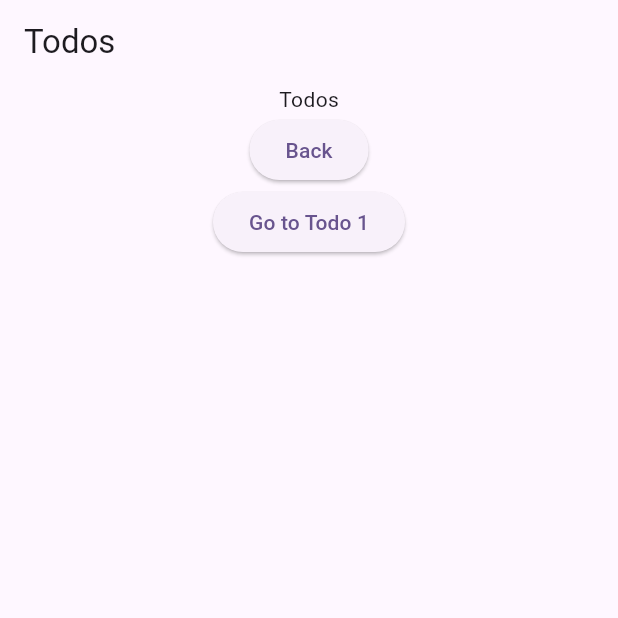
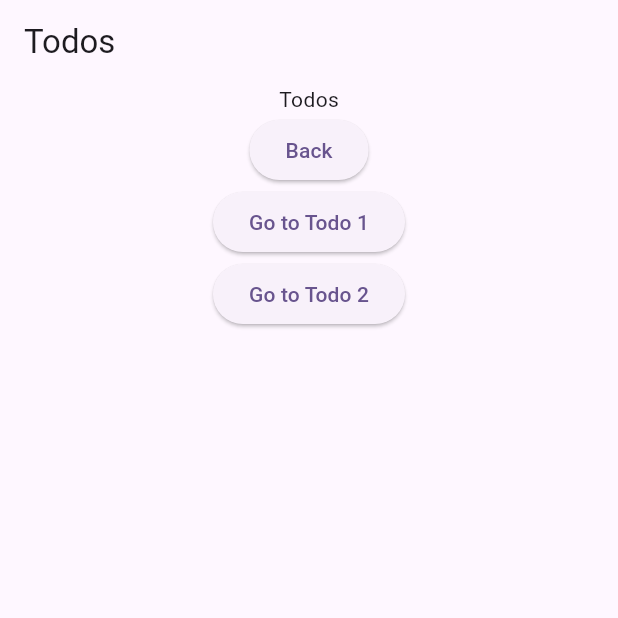
Before and after one commit to TX-Phuc-d8m7/flutter-riverpod-project, a Flutter app: the TodosPage screen opened directly, on a phone screen of 412 x 824 dp, the top half of it. Run offline on Flutter 3.47's test engine with Material 3 defaults, Android fonts, the phone set to English and light mode, and no system bars; our stand-ins replace dio, equatable, flutter_riverpod, freezed_annotation, riverpod_annotation; generated files the repository leaves out were written again.

Commit message:
Daily Commit

```diff
--- a/state_notifier_provider/lib/pages/todos_page.dart
+++ b/state_notifier_provider/lib/pages/todos_page.dart
@@ -23,6 +23,12 @@ class TodosPage extends ConsumerWidget {
             },
             child: const Text('Go to Todo 1'),
           ),
+          ElevatedButton(
+            onPressed: () {
+              Navigator.of(context).pushNamed('/todos/1');
+            },
+            child: const Text('Go to Todo 2'),
+          ),
         ],
       ),
     );
```
